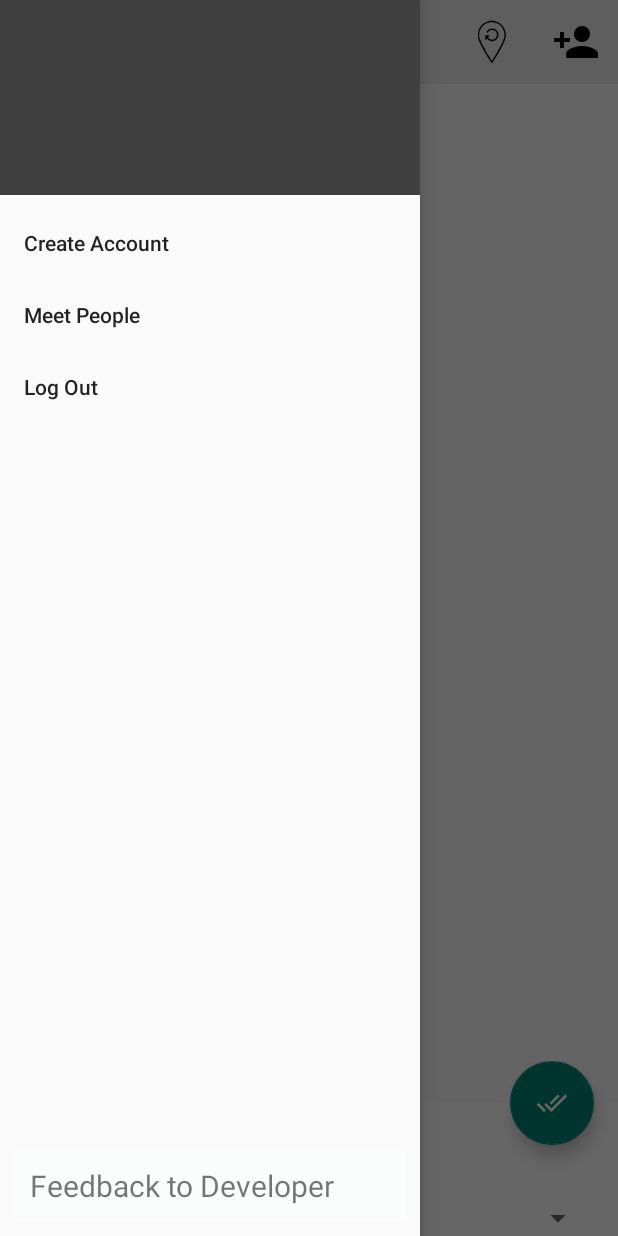
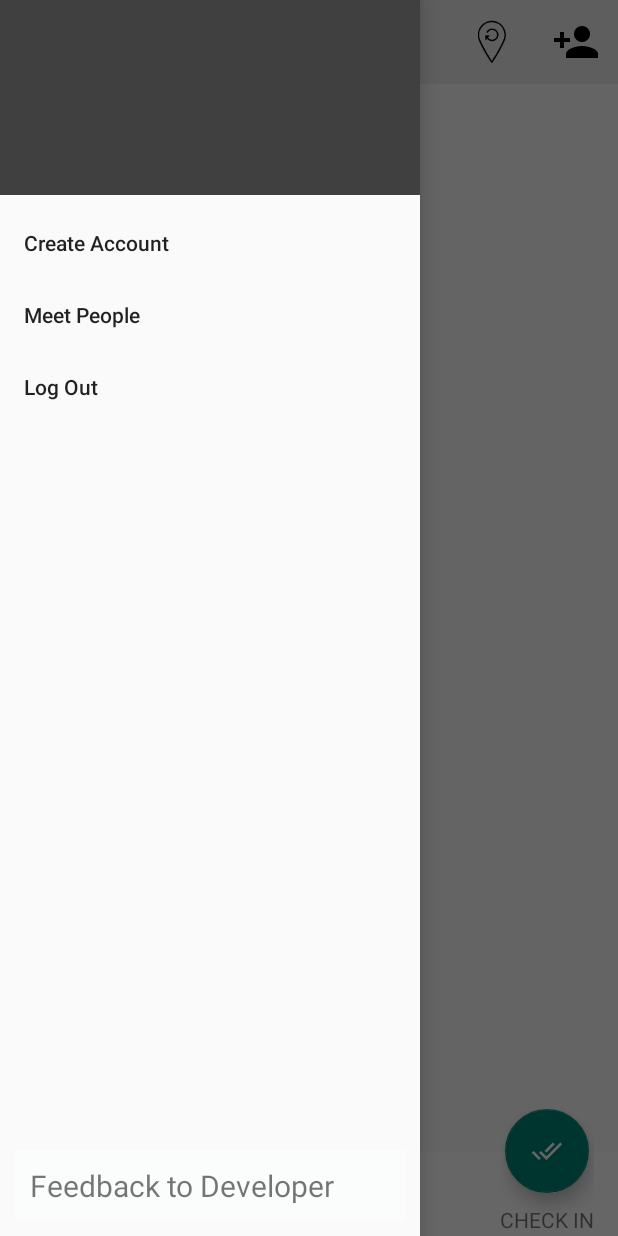
Before and after one commit to thesultanster/Bachata, an Android app: the RestaurantsNearby screen opened directly, with no data from a screen before it, with the side drawer open, on a phone screen of 412 x 824 dp. Run offline under Robolectric (Android 15) with nearby library versions, the light colour scheme and no system bars; our stand-ins replace CircleImageView, Firebase (no records; nobody signed in at launch, a user with empty details on screens opened directly); libraries missing offline, so code that uses them is left out: com.firebase.geofire; 4 statements that could not run were skipped.

Commit message:
refactoring checkin dialog

```diff
--- /dev/null
+++ b/app/src/main/java/com/meetup/uhoo/businesses_nearby/CheckinCafesNearbyViewHolderClicks.java
@@ -0,0 +1,11 @@
+package com.meetup.uhoo.businesses_nearby;
+
+import android.view.View;
+
+/**
+ * Created by sultankhan on 11/22/16.
+ */
+public interface CheckinCafesNearbyViewHolderClicks {
+    void rowClick(View caller, int position);
+
+}
--- a/app/src/main/java/com/meetup/uhoo/businesses_nearby/RestaurantsNearby.java
+++ b/app/src/main/java/com/meetup/uhoo/businesses_nearby/RestaurantsNearby.java
@@ -34,12 +34,16 @@ import com.firebase.geofire.GeoLocation;
 import com.firebase.geofire.GeoQuery;
 import com.firebase.geofire.GeoQueryEventListener;
 import com.google.android.gms.common.ConnectionResult;
+import com.google.android.gms.common.GooglePlayServicesNotAvailableException;
+import com.google.android.gms.common.GooglePlayServicesRepairableException;
 import com.google.android.gms.common.GooglePlayServicesUtil;
 import com.google.android.gms.common.api.GoogleApiClient;
 import com.google.android.gms.common.api.PendingResult;
 import com.google.android.gms.common.api.ResultCallback;
+import com.google.android.gms.location.places.Place;
 import com.google.android.gms.location.places.PlaceLikelihood;
 import com.google.android.gms.location.places.PlaceLikelihoodBuffer;
+import com.google.android.gms.location.places.PlaceTypes;
 import com.google.android.gms.location.places.Places;
 import com.google.android.gms.location.places.ui.PlacePicker;
 import com.google.firebase.auth.FirebaseAuth;
@@ -71,11 +75,10 @@ public class RestaurantsNearby extends NavigationDrawerFramework implements Goog
     ArrayList<Business> placesData;
 
 
-    Spinner placesSpinner;
-    SpinnerAdapter spinnerAdapter;
     FloatingActionButton fabCheckinCheckout;
+    TextView tvCehckinFABLabel;
     TextView tvCheckinText;
-    CardView checkinWidget;
+
 
     User user;
     Boolean userLoadFired = false;
@@ -86,6 +89,8 @@ public class RestaurantsNearby extends NavigationDrawerFramework implements Goog
     final GeoFire geoFire = new GeoFire(ref);
     GeoQuery geoQuery;
     ValueEventListener postListener;
+
+    CheckinCafesNearbyDialog checkinDialog;
 
 
     @Override
@@ -110,31 +115,44 @@ public class RestaurantsNearby extends NavigationDrawerFramework implements Goog
 
         GetNearbyBusinesses();
 
-        int PLACE_PICKER_REQUEST = 1;
-        PlacePicker.IntentBuilder builder = new PlacePicker.IntentBuilder();
-        startActivityForResult(builder.build(this), PLACE_PICKER_REQUEST);
-
 
         fabCheckinCheckout.setOnClickListener(new View.OnClickListener() {
             @Override
             public void onClick(View view) {
 
-                if(user.isCheckedIn){
+                // If the user is not already checked in
+                // Check them in
+                if(!user.isCheckedIn){
+
+
+                    // Create Custom Checkin Dialog
+                    // Implement rowclick functionality
+                    checkinDialog = new CheckinCafesNearbyDialog(RestaurantsNearby.this, placesData, new CheckinCafesNearbyViewHolderClicks() {
+                        @Override
+                        public void rowClick(View caller, int position) {
+
+                            // Generate business object for logging purposes
+                            Business place =  placesData.get(position);
+                            // Log result
+                            Log.i("Business selected", place.getName());
+
+
+                            CheckInUser(position);
+                        }
+                    });
+
+                    checkinDialog.setContentView(R.layout.dialog_checkin_nearest_cafes);
+                    checkinDialog.show();
+
+                }
+                // If the user is already checked in
+                // Check them out
+                else {
+                    CheckOutUser();
+                }
 
 
 
-
-                    /*
-
-                    // custom dialog
-                    CheckinCafesNearbyDialog dialog = new CheckinCafesNearbyDialog(RestaurantsNearby.this, placesData);
-                    dialog.setContentView(R.layout.dialog_checkin_nearest_cafes);
-                    dialog.show();
-                    */
-                }
-
-
-               CheckinCheckout();
             }
         });
     }
@@ -147,8 +165,8 @@ public class RestaurantsNearby extends NavigationDrawerFramework implements Goog
         recyclerView.setAdapter(adapter);
 
         mSwipeRefreshLayout = (SwipeRefreshLayout) findViewById(R.id.swipeRefreshLayout);
-        placesSpinner = (Spinner) findViewById(R.id.placesSpinner);
         fabCheckinCheckout = (FloatingActionButton) findViewById(R.id.fbCheckinCheckout);
+        tvCehckinFABLabel = (TextView) findViewById(R.id.tvCheckinFABLabel);
         tvCheckinText = (TextView) findViewById(R.id.tvCheckinText);
 
         mSwipeRefreshLayout.setOnRefreshListener(new SwipeRefreshLayout.OnRefreshListener() {
@@ -176,51 +194,31 @@ public class RestaurantsNearby extends NavigationDrawerFramework implements Goog
 
                 for (PlaceLikelihood placeLikelihood : likelyPlaces) {
 
-                    if (limit <= 0) {
+                    if (limit <= 0 ) {
                         break;
                     }
 
+                    /* //TODO: uncomment this to limit only cafes
+                    // Limit to only cafes
+                    if(placeLikelihood.getPlace().getPlaceTypes().contains(Place.TYPE_CAFE)) {
+                        Log.i("places", String.format("Place '%s' has likelihood: %g",
+                                placeLikelihood.getPlace().getName(),
+                                placeLikelihood.getLikelihood()));
+
+                        placesData.add(new Business(placeLikelihood.getPlace()));
+                    }
+                    */
+
+                    // No Limit to business type
                     Log.i("places", String.format("Place '%s' has likelihood: %g",
                             placeLikelihood.getPlace().getName(),
                             placeLikelihood.getLikelihood()));
+
                     placesData.add(new Business(placeLikelihood.getPlace()));
 
                     limit--;
                 }
                 likelyPlaces.release();
-
-                // Initialize the adapter sending the current context
-                // Send the simple_spinner_item layout
-                // And finally send the Users array (Your data)
-                spinnerAdapter = new PlacesNearbySpinnerAdapter(RestaurantsNearby.this,
-                        R.layout.row_places_nearby,
-                        placesData) {
-                };
-
-                //Animation fadeInAnimation = AnimationUtils.loadAnimation(getApplicationContext(), R.anim.checkin_layout_fade_in);
-                //Set your animation
-                //checkinButton.startAnimation(fadeInAnimation);
-                //checkinWidget.setVisibility(View.VISIBLE);
-
-
-                placesSpinner.setAdapter(spinnerAdapter); // Set the custom adapter to the spinner
-                // What to do when restaurant is selected
-                placesSpinner.setOnItemSelectedListener(new AdapterView.OnItemSelectedListener() {
-
-                    @Override
-                    public void onItemSelected(AdapterView<?> adapterView, View view,
-                                               int position, long id) {
-                        // Here you get the current item (a User object) that is selected by its position
-                        Business place = (Business) spinnerAdapter.getItem(position);
-                        // Here you can do the action you want to...
-                        Toast.makeText(RestaurantsNearby.this, "Name: " + place.getName(),
-                                Toast.LENGTH_SHORT).show();
-                    }
-
-                    @Override
-                    public void onNothingSelected(AdapterView<?> adapter) {
-                    }
-                });
 
 
             }
@@ -359,11 +357,11 @@ public class RestaurantsNearby extends NavigationDrawerFramework implements Goog
 
                 if (user != null && user.isCheckedIn) {
                     tvCheckinText.setText("Checked In");
-                    placesSpinner.setVisibility(View.GONE);
+                    tvCehckinFABLabel.setText("CHECK OUT");
                     fabCheckinCheckout.setImageResource(R.mipmap.check_out);
                 } else {
                     tvCheckinText.setText("Not Checked In");
-                    placesSpinner.setVisibility(View.VISIBLE);
+                    tvCehckinFABLabel.setText("CHECK IN");
                     fabCheckinCheckout.setImageResource(R.mipmap.checkin_white);
                 }
 
@@ -395,9 +393,32 @@ public class RestaurantsNearby extends NavigationDrawerFramework implements Goog
         mSwipeRefreshLayout.setRefreshing(false);
     }
 
-    private void CheckinCheckout(){
+
+    private void CheckOutUser(){
+
+        // Create database reference
+        // We will use this multiple times to update values to check out user
+        DatabaseReference mDatabase;
+
+        // Locally save user state as not checked into anything
+        SharedPreferences.Editor editor = getSharedPreferences("currentUser", MODE_PRIVATE).edit();
+        editor.putString("checkedInto", "");
+        editor.apply();
+
+        // Remove user from checkin table on database
+        mDatabase = FirebaseDatabase.getInstance().getReference("checkin").child(user.checkedInto);
+        mDatabase.child(FirebaseAuth.getInstance().getCurrentUser().getUid()).removeValue();
+
+        // Update user check in state to false on database
+        mDatabase = FirebaseDatabase.getInstance().getReference("users").child(FirebaseAuth.getInstance().getCurrentUser().getUid());
+        mDatabase.child("isCheckedIn").setValue(false);
+    }
+
+
+    private void CheckInUser( int businessPosition ){
 
         // If user data has not been loaded
+        // Don't do anything
         if (user == null) {
             Log.d("user", "data not loaded yet");
             return;
@@ -416,7 +437,7 @@ public class RestaurantsNearby extends NavigationDrawerFramework implements Goog
         if (!user.isCheckedIn) {
 
             // Get Selected Place object
-            final Business place = (Business) spinnerAdapter.getItem(placesSpinner.getSelectedItemPosition());
+            final Business place =  placesData.get(businessPosition);
 
             // Add Place Id to GeoFire Table
             // If it exists already, then atleast it updates new LatLng if it is updated
@@ -475,28 +496,14 @@ public class RestaurantsNearby extends NavigationDrawerFramework implements Goog
 
 
                         Refresh();
+
                     }
                 }
             });
 
+
         }
 
-        // Else if the user is already checked in
-        else {
-            DatabaseReference mDatabase;
-
-            SharedPreferences.Editor editor = getSharedPreferences("currentUser", MODE_PRIVATE).edit();
-            editor.putString("checkedInto", "");
-            editor.apply();
-
-            // Remove user to checkin table
-            mDatabase = FirebaseDatabase.getInstance().getReference("checkin").child(user.checkedInto);
-            mDatabase.child(FirebaseAuth.getInstance().getCurrentUser().getUid()).removeValue();
-
-            // Update user isCheckedIn state
-            mDatabase = FirebaseDatabase.getInstance().getReference("users").child(FirebaseAuth.getInstance().getCurrentUser().getUid());
-            mDatabase.child("isCheckedIn").setValue(false);
-        }
-
+        checkinDialog.dismiss();
     }
 }
--- a/app/src/main/java/com/meetup/uhoo/businesses_nearby/PlacesNearbySpinnerAdapter.java
+++ b/app/src/main/java/com/meetup/uhoo/deprecated/PlacesNearbySpinnerAdapter.java
@@ -1,4 +1,4 @@
-package com.meetup.uhoo.businesses_nearby;
+package com.meetup.uhoo.deprecated;
 
 import android.content.Context;
 import android.graphics.Color;
--- a/app/src/main/res/layout/activity_businesses_nearby.xml
+++ b/app/src/main/res/layout/activity_businesses_nearby.xml
@@ -39,10 +39,15 @@
                 <LinearLayout
                     android:layout_width="match_parent"
                     android:layout_height="wrap_content"
-                    android:layout_marginLeft="16dp"
-                    android:layout_marginRight="16dp"
+                    android:layout_marginLeft="@dimen/activity_horizontal_margin"
+                    android:layout_marginRight="@dimen/activity_horizontal_margin"
                     android:layout_marginTop="24dp"
                     android:orientation="vertical">
+
+                    <LinearLayout
+                        android:layout_width="match_parent"
+                        android:layout_height="wrap_content"
+                        android:orientation="horizontal">
 
                         <TextView
                             android:id="@+id/tvCheckinText"
@@ -51,26 +56,44 @@
                             android:text="Not Checked In"
                             android:textSize="24sp" />
 
-                    <Spinner
-                        android:id="@+id/placesSpinner"
-                        android:layout_width="match_parent"
-                        android:layout_height="wrap_content"
-                        android:layout_marginTop="8dp" />
+
+                    </LinearLayout>
+
 
                 </LinearLayout>
 
             </LinearLayout>
 
+
+
+            <LinearLayout
+                android:layout_width="wrap_content"
+                android:layout_height="wrap_content"
+                android:layout_gravity="end"
+                android:layout_marginEnd="@dimen/activity_horizontal_margin"
+                android:orientation="vertical">
+
                 <android.support.design.widget.FloatingActionButton
                     android:id="@+id/fbCheckinCheckout"
                     android:layout_width="wrap_content"
                     android:layout_height="wrap_content"
-                android:layout_gravity="end"
-                android:layout_marginEnd="@dimen/activity_horizontal_margin"
-                android:layout_marginRight="@dimen/activity_horizontal_margin"
                     android:clickable="true"
+                    android:layout_gravity="center_horizontal"
                     android:src="@mipmap/checkin_white"
                     android:visibility="visible" />
+
+                <TextView
+                    android:id="@+id/tvCheckinFABLabel"
+                    android:layout_width="wrap_content"
+                    android:layout_height="wrap_content"
+                    android:layout_gravity="center_horizontal"
+                    android:layout_marginTop="8dp"
+                    android:text="CHECK IN"
+                    android:textSize="14sp" />
+
+            </LinearLayout>
+
+
 
 
         </FrameLayout>
--- a/app/src/main/res/layout/dialog_user_profile.xml
+++ b/app/src/main/res/layout/dialog_user_profile.xml
@@ -15,7 +15,6 @@
             android:layout_width="50dp"
             android:layout_height="50dp"
             android:src="@color/primaryColorLight"/>
-
 
 
         <TextView
```
Also changed, not shown: app/src/main/java/com/meetup/uhoo/businesses_nearby/CheckinCafesNearbyDialog.java (+10 -5 lines), app/src/main/java/com/meetup/uhoo/businesses_nearby/CheckinCafesNearbyDialogRecyclerAdapter.java (+7 -20 lines), app/src/main/res/layout/dialog_checkin_nearest_cafes.xml (+10 -1 lines), app/src/main/res/layout/row_checkin_nearest_restaurant.xml (+6 -14 lines). Lines whose indentation alone changed are shown as unchanged.
